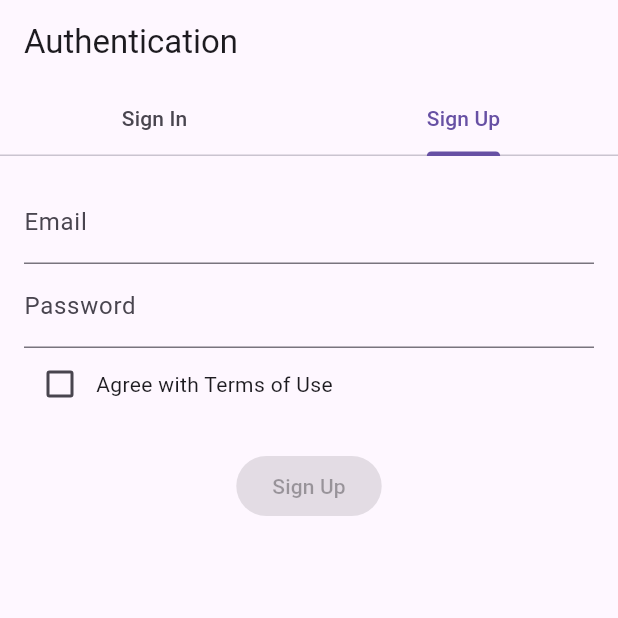
After one commit to 4dg0/ainbox, a Flutter app: the screen it shows after launch, tab 2 chosen, on a phone screen of 412 x 824 dp, the top half of it. The commit adds this screen. Run offline on Flutter 3.47's test engine with Material 3 defaults, Android fonts, the phone set to English and light mode, and no system bars; our stand-ins replace flutter_dotenv, flutter_riverpod, flutter_secure_storage, go_router, logger, pocketbase; missing offline and left inert: universal_html.

Commit message:
in progress of learning flutter

```diff
--- a/ui/lib/config/env.dart
+++ b/ui/lib/config/env.dart
@@ -1,9 +1,9 @@
 import 'package:flutter_dotenv/flutter_dotenv.dart';
 
-import 'package:ui/config/logger.dart';
+import 'package:ainbox/config/logger.dart';
 
-Future<void> loadEnv() async {
-  const envPath = '../.env';
+Future<void> load_env() async {
+  const envPath = '.env';
   await dotenv.load(fileName: envPath, isOptional: true);
   logger.d("dotenv loaded: ${dotenv.env.isNotEmpty}");
   logger.d('PB_URL: ${dotenv.env['PB_URL']}');
--- a/ui/lib/pb.dart
+++ b/ui/lib/config/pb.dart
@@ -1,7 +1,7 @@
 import 'package:flutter_dotenv/flutter_dotenv.dart';
 import 'package:flutter_riverpod/flutter_riverpod.dart';
 import 'package:pocketbase/pocketbase.dart';
-import 'package:ui/features/auth/token_service.dart';
+import 'package:ainbox/features/auth/token_service.dart';
 
 final pbProvider = FutureProvider<PocketBase>((ref) async {
   final pb = PocketBase(dotenv.env['PB_URL']!);
--- /dev/null
+++ b/ui/lib/config/router.dart
@@ -0,0 +1,31 @@
+import 'package:flutter_riverpod/flutter_riverpod.dart';
+import 'package:go_router/go_router.dart';
+import 'package:ainbox/config/logger.dart';
+
+import 'package:ainbox/features/auth/auth_screen.dart';
+import 'package:ainbox/features/pay/pay_screen.dart';
+import 'package:ainbox/features/user/user_screen.dart';
+import 'package:ainbox/features/home_screen.dart';
+import 'package:ainbox/config/pb.dart';
+
+final routerProvider = Provider<GoRouter>((ref) {
+  return GoRouter(
+    initialLocation: '/home',
+    redirect: (context, state) async {
+      logger.d('Redirecting to ${state.uri}');
+      final goingToAuth = state.uri.toString() == '/auth';
+
+      final pb = await ref.read(pbProvider.future);
+
+      if (!pb.authStore.isValid && !goingToAuth) return '/auth';
+      if (pb.authStore.isValid && goingToAuth) return '/home';
+      return null;
+    },
+    routes: [
+      GoRoute(path: '/auth', builder: (context, state) => AuthScreen()),
+      GoRoute(path: '/home', builder: (context, state) => HomeScreen()),
+      GoRoute(path: '/profile', builder: (context, state) => UserScreen()),
+      GoRoute(path: '/payment', builder: (context, state) => PayScreen()),
+    ],
+  );
+});
--- a/ui/lib/features/auth/auth_screen.dart
+++ b/ui/lib/features/auth/auth_screen.dart
@@ -1,23 +1,22 @@
 import 'package:flutter/material.dart';
-import 'package:go_router/go_router.dart';
-
-bool isAuthenticated = false;
+import 'package:ainbox/features/auth/signup_tab.dart';
+import 'package:ainbox/features/auth/signin_tab.dart';
 
 class AuthScreen extends StatelessWidget {
   const AuthScreen({super.key});
 
   @override
   Widget build(BuildContext context) {
-    return Scaffold(
-      appBar: AppBar(title: const Text("Login")),
-      body: Center(
-        child: ElevatedButton(
-          onPressed: () {
-            isAuthenticated = true;
-            context.go('/home');
-          },
-          child: const Text("Login"),
+    return DefaultTabController(
+      length: 2,
+      child: Scaffold(
+        appBar: AppBar(
+          title: const Text("Authentication"),
+          bottom: const TabBar(
+            tabs: [Tab(text: "Sign In"), Tab(text: "Sign Up")],
+          ),
         ),
+        body: const TabBarView(children: [SignInTab(), SignUpTab()]),
       ),
     );
   }
--- /dev/null
+++ b/ui/lib/features/auth/signup_tab.dart
@@ -0,0 +1,68 @@
+import 'package:flutter/material.dart';
+import 'package:flutter_riverpod/flutter_riverpod.dart';
+import 'package:ainbox/features/auth/auth_provider.dart';
+
+class SignUpTab extends ConsumerStatefulWidget {
+  const SignUpTab({super.key});
+
+  @override
+  ConsumerState<SignUpTab> createState() => _SignUpTabState();
+}
+
+class _SignUpTabState extends ConsumerState<SignUpTab> {
+  final emailController = TextEditingController();
+  final passwordController = TextEditingController();
+  bool agreeToTerms = false;
+
+  @override
+  Widget build(BuildContext context) {
+    final authState = ref.watch(authProvider);
+
+    return Padding(
+      padding: const EdgeInsets.all(16.0),
+      child: Column(
+        children: [
+          TextField(
+            controller: emailController,
+            decoration: const InputDecoration(labelText: "Email"),
+          ),
+          TextField(
+            controller: passwordController,
+            decoration: const InputDecoration(labelText: "Password"),
+            obscureText: true,
+          ),
+          Row(
+            children: [
+              Checkbox(
+                value: agreeToTerms,
+                onChanged: (value) {
+                  setState(() => agreeToTerms = value ?? false);
+                },
+              ),
+              const Text("Agree with Terms of Use"),
+            ],
+          ),
+          const SizedBox(height: 20),
+          ElevatedButton(
+            onPressed:
+                (!agreeToTerms || authState.isLoading)
+                    ? null
+                    : () {
+                      ref
+                          .read(authProvider.notifier)
+                          .signUp(
+                            emailController.text,
+                            passwordController.text,
+                            context,
+                          );
+                    },
+            child:
+                authState.isLoading
+                    ? const CircularProgressIndicator()
+                    : const Text("Sign Up"),
+          ),
+        ],
+      ),
+    );
+  }
+}
--- a/ui/lib/main.dart
+++ b/ui/lib/main.dart
@@ -1,26 +1,52 @@
 import 'package:flutter/material.dart';
 import 'package:flutter_riverpod/flutter_riverpod.dart';
 
-import 'package:ui/config/env.dart';
-import 'package:ui/router.dart';
+import 'package:ainbox/config/env.dart';
+import 'package:ainbox/config/router.dart';
 
+// main.dart
 void main() async {
-  await loadEnv();
+  WidgetsFlutterBinding.ensureInitialized();
 
-  runApp(const ProviderScope(child: App()));
+  await load_env();
+
+  runApp(ProviderScope(child: App()));
 }
 
-class App extends StatelessWidget {
+class App extends ConsumerWidget {
   const App({super.key});
 
   @override
-  Widget build(BuildContext context) {
+  Widget build(BuildContext context, WidgetRef ref) {
+    final router = ref.watch(routerProvider);
+
     return MaterialApp.router(
-      title: 'Flutter Demo',
-      theme: ThemeData(
-        colorScheme: ColorScheme.fromSeed(seedColor: Colors.deepPurple),
-      ),
+      title: 'ainbox',
       routerConfig: router,
+      builder: (context, child) {
+        if (child == null) {
+          return const SplashScreen();
+        }
+        return ColoredBox(
+          color:
+              Theme.of(context).brightness == Brightness.light
+                  ? Colors.pink
+                  : Colors.red,
+          child: child,
+        );
+      },
     );
   }
 }
+
+class SplashScreen extends StatelessWidget {
+  const SplashScreen({super.key});
+
+  @override
+  Widget build(BuildContext context) {
+    return const Scaffold(
+      backgroundColor: Colors.white,
+      body: Center(child: CircularProgressIndicator()),
+    );
+  }
+}
--- a/ui/lib/router.dart
+++ /dev/null
@@ -1,25 +0,0 @@
-import 'package:flutter_riverpod/flutter_riverpod.dart';
-import 'package:go_router/go_router.dart';
-
-import 'package:ui/features/auth/auth_screen.dart';
-import 'package:ui/features/home_screen.dart';
-import 'package:ui/features/user/user_screen.dart';
-import 'package:ui/pb.dart';
-
-final GoRouter router = GoRouter(
-  initialLocation: '/auth',
-  redirect: (context, state) async {
-    final container = ProviderScope.containerOf(context);
-    final pb = await container.read(pbProvider.future);
-    final goingToAuth = state.uri.toString() == '/auth';
-
-    if (!pb.authStore.isValid && !goingToAuth) return '/auth';
-    if (pb.authStore.isValid && goingToAuth) return '/home';
-    return null;
-  },
-  routes: [
-    GoRoute(path: '/auth', builder: (context, state) => AuthScreen()),
-    GoRoute(path: '/home', builder: (context, state) => HomeScreen()),
-    GoRoute(path: '/profile', builder: (context, state) => UserScreen()),
-  ],
-);
```
Also changed, not shown: ui/lib/features/auth/auth_provider.dart (added, +86 -0 lines), ui/lib/features/auth/signin_tab.dart (added, +51 -0 lines), ui/lib/features/home_screen.dart (+10 -6 lines), ui/lib/features/pay/pay_screen.dart (added, +24 -0 lines), ui/lib/features/user/user_model.dart (added, +49 -0 lines), ui/lib/features/user/user_provider.dart (added, +15 -0 lines), ui/pubspec.yaml (+3 -8 lines), ui/lib/config/theme.dart (added), ui/lib/theme.dart (deleted), 5 other files.
